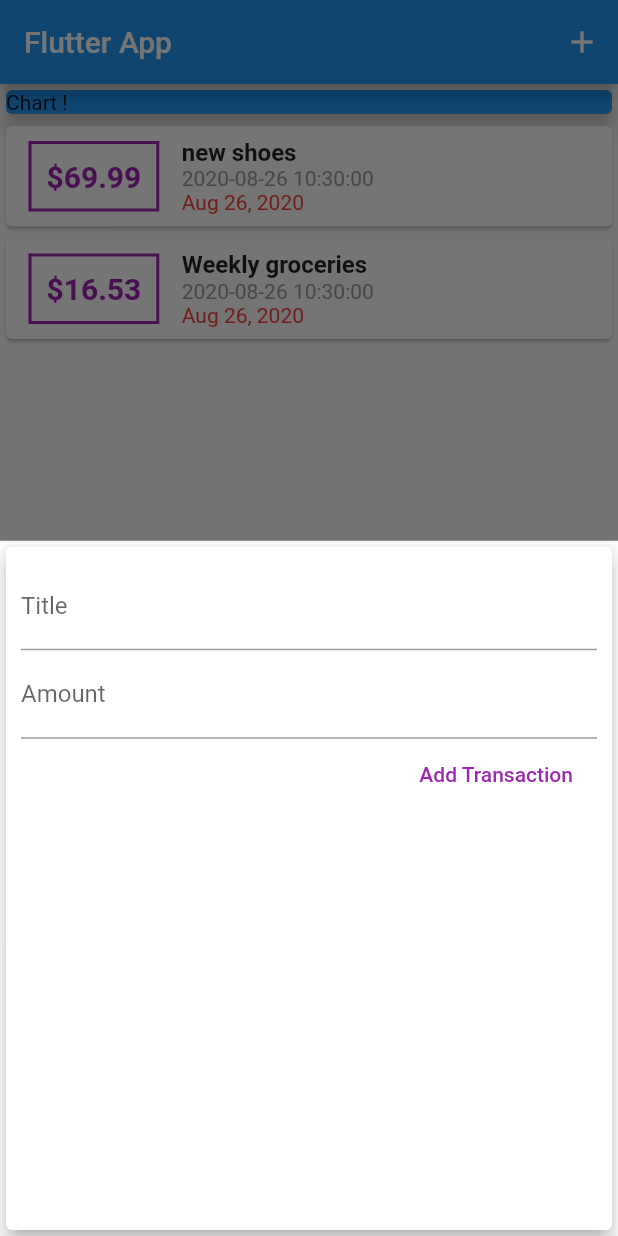
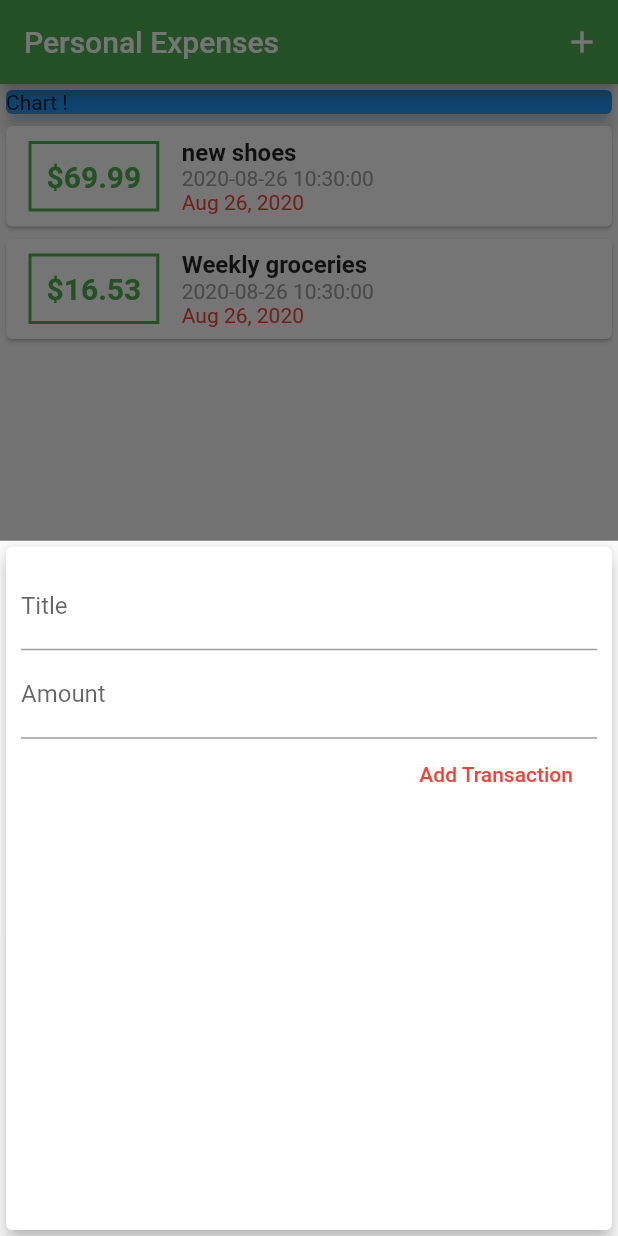
Before and after one commit to ericbingo0109/personal_expenses_app, a Flutter app: the screen it shows after launch, after a tap on the "add" icon, on a phone screen of 412 x 824 dp. Run offline on Flutter 3.47's test engine with Material 2 defaults, Android fonts, the phone set to English and light mode, and no system bars.

Commit message:
設定整個app的theme by primarySwatch

```diff
--- a/lib/main.dart
+++ b/lib/main.dart
@@ -10,7 +10,12 @@ class MyApp extends StatelessWidget {
   @override
   Widget build(BuildContext context) {
     return MaterialApp(
-      title: 'Flutter App',
+      title: 'Personal Expenses',
+      // use theme to set up a global application-wide theme
+      theme: ThemeData(
+        //有別於primaryColor僅設定單一顏色，primarySwatch會基於一種顏色以外還會自動產生陰影效果
+        primarySwatch: Colors.green,
+      ),
       home: MyHomePage(),
     );
   }
@@ -80,7 +85,7 @@ class _MyHomePageState extends State<MyHomePage> {
   Widget build(BuildContext context) {
     return Scaffold(
       appBar: AppBar(
-        title: Text('Flutter App'),
+        title: Text('Personal Expenses'),
         actions: <Widget>[
           IconButton(
             icon: Icon(Icons.add), //Icons有許多內建icon可選擇
--- a/lib/widgets/new_transaction.dart
+++ b/lib/widgets/new_transaction.dart
@@ -69,7 +69,7 @@ class _NewTransactionState extends State<NewTransaction> {
             FlatButton(
               onPressed: submitData,
               //color: Colors.black,
-              textColor: Colors.purple,
+              textColor: Colors.red,
               child: Text('Add Transaction'),
               //hoverColor: Colors.green,
             )
--- a/lib/widgets/transaction_list.dart
+++ b/lib/widgets/transaction_list.dart
@@ -41,10 +41,14 @@ I/flutter (23294): The overflowing RenderFlex has an orientation of Axis.vertica
                       style: TextStyle(
                           fontWeight: FontWeight.bold,
                           fontSize: 20,
-                          color: Colors.purple),
+                          // color: Colors.red),
+                          color: Theme.of(context).primaryColor),
                     ),
                     decoration: BoxDecoration(
-                        border: Border.all(color: Colors.purple, width: 2)),
+                        // border: Border.all(color: Colors.red, width: 2)),
+                        // 如下設定 這樣顏色就會如同在main.dart設定全域的theme顏色相同了
+                        border: Border.all(
+                            color: Theme.of(context).primaryColor, width: 2)),
                     padding: EdgeInsets.all(10),
                   ),
                   Column(
```
